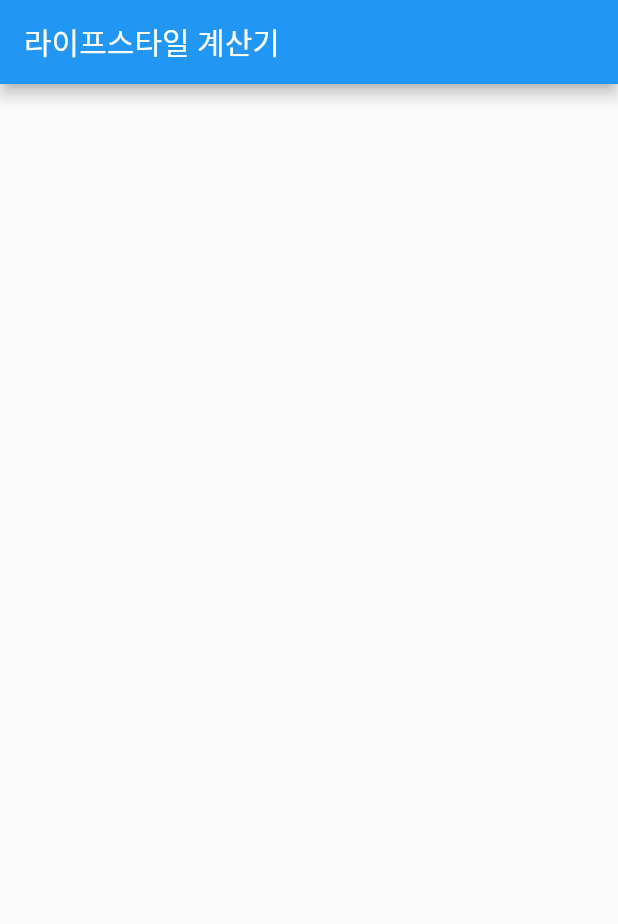
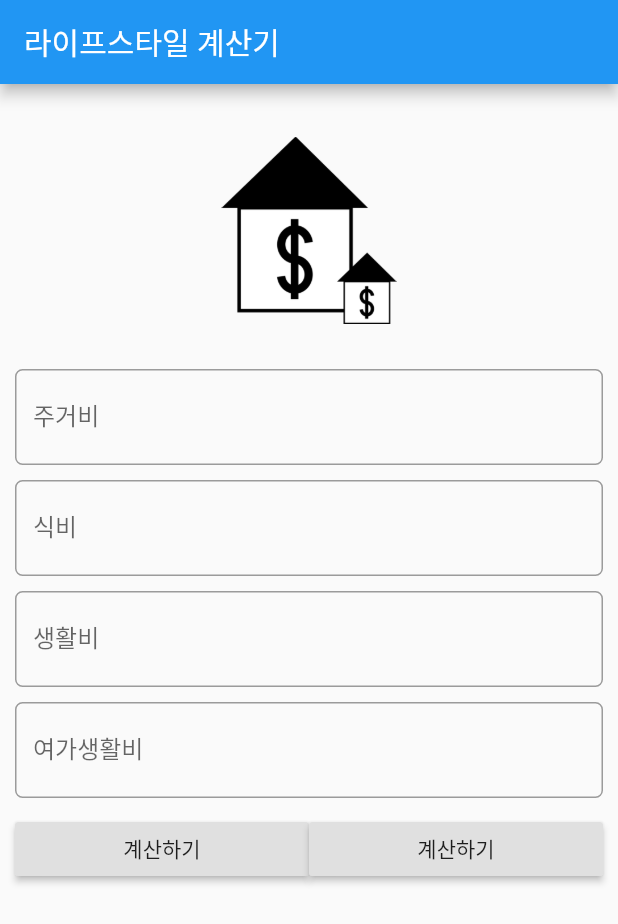
Before and after one commit to sandeulsandeul/richcalculator, a Flutter app: the screen it shows after launch, on a phone screen of 412 x 824 dp. Shown: the top 924 px of the screen. Run offline on Flutter 3.47's test engine with Material 2 defaults, Android fonts, the phone set to English and light mode, and no system bars.

Commit message:
그림 추가 초기부터 다시 코드 작성중

```diff
--- a/lib/main.dart
+++ b/lib/main.dart
@@ -1,24 +1,25 @@
 import 'package:flutter/material.dart';
 
 //앱 시작 부분
-void main() {
-  runApp(
-    MaterialApp(
-      title : '부자 계산기',
-      home : RichApp(),
-    )
-  );
-}
+void main() => runApp(RichApp());
 
 //시작 클래스 머티리얼 디자인 앱 생성
-class RichApp extends StatefulWidget {
+class RichApp extends StatelessWidget {
   @override
-  State <StatefulWidget> createState() {
-    return _RichAppState();
+  Widget build(BuildContext context) {
+    return MaterialApp(
+      title: '부자 계산기',
+      home: RichAppPage(),
+    );
   }
 }
-
-class _RichAppState extends State<RichApp>{
+//시작 ㅡㄹ래스가 실제로 표시하는 클래스, 카운터 앱 화면
+class RichAppPage extends StatefulWidget{
+  @override
+  _RichAppState createState() => _RichAppState();
+}
+class _RichAppState extends State<RichAppPage>{
+  final _minimumPadding = 5.0;
   @override
   Widget build(BuildContext context) {
     // TODO: implement build
@@ -27,17 +28,93 @@ class _RichAppState extends State<RichApp>{
           title :Text('라이프스타일 계산기'),
       ),
       body: Container(
+        margin: EdgeInsets.all(_minimumPadding *2),
         child: Column(
+          children: <Widget>[
+            getImageAsset(),
+            Padding(
+              padding : EdgeInsets.only(top:_minimumPadding , bottom: _minimumPadding),
+              child: TextField(
+                keyboardType: TextInputType.number,
+                decoration: InputDecoration(
+                    labelText: '주거비',
+                    hintText: '주거비 e.g. 2000000',
+                    border: OutlineInputBorder(
+                        borderRadius: BorderRadius.circular(5.0)
+                    )
+                ),
+              ),
+            ),
+            Padding(
+              padding : EdgeInsets.only(top:_minimumPadding , bottom: _minimumPadding),
+              child: TextField(
+                keyboardType: TextInputType.number,
+                decoration: InputDecoration(
+                    labelText: '식비',
+                    hintText: '식비 e.g. 2000000',
+                    border: OutlineInputBorder(
+                        borderRadius: BorderRadius.circular(5.0)
+                    )
+                ),
+              ),
+            ),
+            Padding(
+              padding : EdgeInsets.only(top:_minimumPadding , bottom: _minimumPadding),
+              child: TextField(
+                keyboardType: TextInputType.number,
+                decoration: InputDecoration(
+                    labelText: '생활비',
+                    hintText: '생활비( 차량유지비, 통신비 .. ) e.g. 2000000',
+                    border: OutlineInputBorder(
+                        borderRadius: BorderRadius.circular(5.0)
+                    )
+                ),
+              ),
+            ),
+            Padding(
+              padding : EdgeInsets.only(top:_minimumPadding , bottom: _minimumPadding),
+              child: TextField(
+                keyboardType: TextInputType.number,
+                decoration: InputDecoration(
+                    labelText: '여가생활비',
+                    hintText: '여가생활비 e.g. 2000000',
+                    border: OutlineInputBorder(
+                        borderRadius: BorderRadius.circular(5.0)
+                    )
+                ),
+              ),
+            ),
+            Padding(
+                padding : EdgeInsets.only(top:_minimumPadding , bottom: _minimumPadding),
+                child: Row(
+                  children: <Widget>[
+                    Expanded(
+                        child: RaisedButton(
+                          child: Text('계산하기'),
+                          onPressed: (){
 
+                          },)
+                    ),
+                    Expanded(
+                        child: RaisedButton(
+                          child: Text('계산하기'),
+                          onPressed: (){
+
+                          },)
+                    ),
+                  ],
+                )
+            )
+          ],
         ),
       ),
     );
   }
+
+  Widget getImageAsset(){
+    AssetImage assetImage = AssetImage('images/그림.png');
+    Image image = Image(image: assetImage, width: 125.0, height: 125.0,);
+
+    return Container(child: image, margin: EdgeInsets.all(_minimumPadding*5),);
+  }
 }
-
-Widget getImageAsset(){
-  AssetImage assetImage = AssetImage('images/그림.png');
-  Image image = Image(image: assetImage, width: 125.0, height: 125.0,);
-
-  return Container(child: image,);
-}
--- a/pubspec.yaml
+++ b/pubspec.yaml
@@ -30,8 +30,6 @@ dev_dependencies:
 
 
 # For information on the generic Dart part of this file, see the
-# following page: https://dart.dev/tools/pub/pubspec
-
 # The following section is specific to Flutter.
 flutter:
 
@@ -41,8 +39,10 @@ flutter:
   uses-material-design: true
 
   # To add assets to your application, add an assets section, like this:
+  # following page: https://dart.dev/tools/pub/pubspec
+
   assets:
-     - images/그림.png
+  - images/
   #  - images/a_dot_ham.jpeg
 
   # An image asset can refer to one or more resolution-specific "variants", see
```
